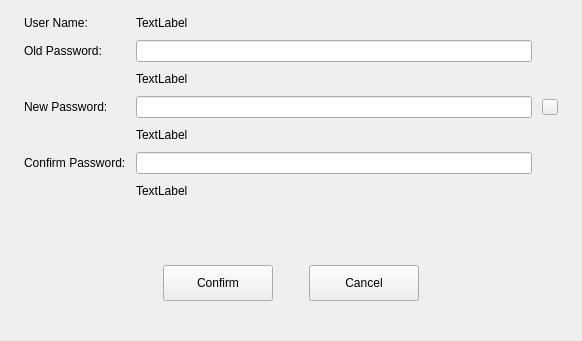
openeuler-mirror/ks-scmc-gui, file src/pages/user/passwd-update-dialog.ui: the form before one commit.
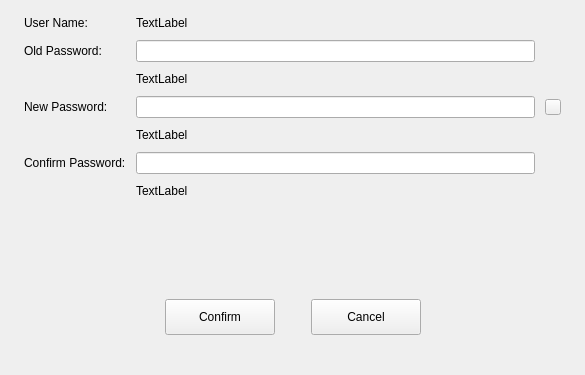
The form after the commit. Icons and pictures are not drawn.

```diff
--- a/src/pages/user/passwd-update-dialog.ui
+++ b/src/pages/user/passwd-update-dialog.ui
@@ -6,8 +6,8 @@
    <rect>
     <x>0</x>
     <y>0</y>
-    <width>582</width>
-    <height>341</height>
+    <width>585</width>
+    <height>375</height>
    </rect>
   </property>
   <property name="windowTitle">
```
